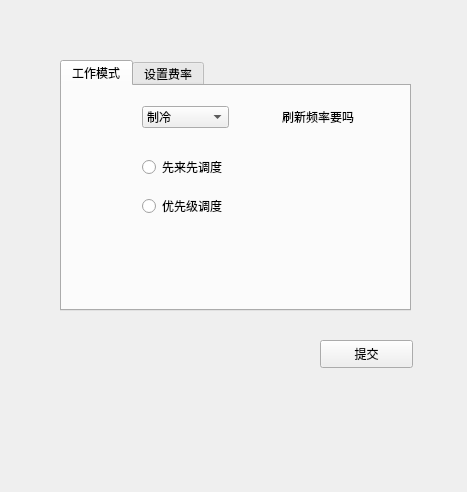
Old version of the form setRate.ui in the repository demoOS-BUPT/demoSE.
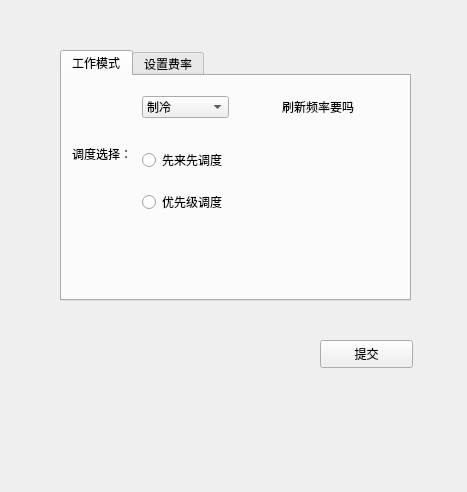
New version of the form.

Commit message: 服务器配置的小细节

```diff
--- a/setRate.ui
+++ b/setRate.ui
@@ -30,7 +30,7 @@
    <property name="geometry">
     <rect>
      <x>60</x>
-     <y>60</y>
+     <y>50</y>
      <width>351</width>
      <height>251</height>
     </rect>
@@ -80,8 +80,8 @@
       <rect>
        <x>80</x>
        <y>60</y>
-       <width>111</width>
-       <height>81</height>
+       <width>191</width>
+       <height>91</height>
       </rect>
      </property>
      <layout class="QVBoxLayout" name="verticalLayout">
@@ -101,6 +101,19 @@
       </item>
      </layout>
     </widget>
+    <widget class="QLabel" name="label_7">
+     <property name="geometry">
+      <rect>
+       <x>10</x>
+       <y>70</y>
+       <width>72</width>
+       <height>15</height>
+      </rect>
+     </property>
+     <property name="text">
+      <string>调度选择：</string>
+     </property>
+    </widget>
    </widget>
    <widget class="QWidget" name="tab">
     <attribute name="title">
```
The commit also changes 2 other files.
